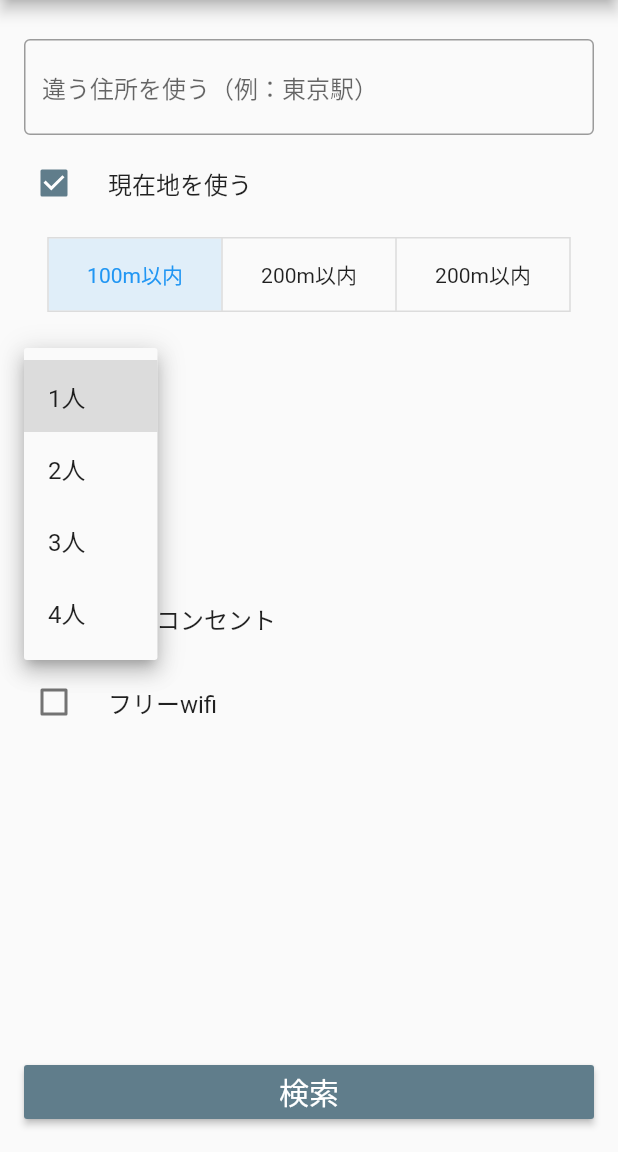
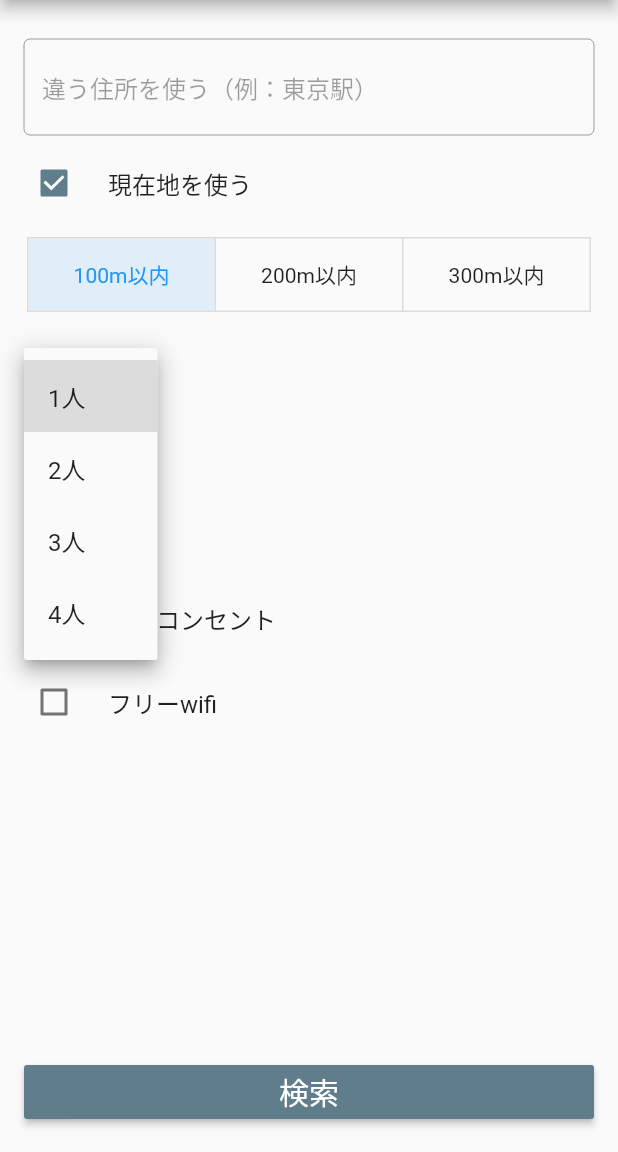
Before and after one commit to Nillong/ready_now_flutter, a Flutter app: the screen it shows after launch, after a tap on "1人", on a phone screen of 412 x 824 dp, the part 84-1236 px from its top. Run offline on Flutter 3.47's test engine with Material 2 defaults, Android fonts, the phone set to English and light mode, and no system bars; drawn by our look-alikes of flutter_typeahead; our stand-ins replace cloud_firestore, device_info, google_maps_flutter, location; accounts and stored records are empty.

```diff
--- a/lib/main.dart
+++ b/lib/main.dart
@@ -1,23 +1,44 @@
+import 'dart:async';
+
 import 'package:flutter/material.dart';
 import 'package:flutter_typeahead/flutter_typeahead.dart';
+import 'package:ready_now_demo/service/setting_manager.dart';
+import 'package:ready_now_demo/service/user_info_manager.dart';
 import 'map/google_maps.dart';
+import 'package:url_launcher/url_launcher.dart';
 
 void main() => runApp(MyApp());
 
 class ReadyNowState extends State<ReadyNow> {
 
-  bool _isUseHere = true;
-  List<String> _numOfPeopleList =  <String>['1人', '2人', '3人', '4人'];
+  static List<String> _numOfPeopleList =  <String>['1人', '2人', '3人', '4人'];
+  static List<bool> selectGpsArea = [true, false, false];
+
   String _numOfPeopleValue = '1人';
 
+  bool _isUseHere = true;
   bool _optPlug = false;
   bool _optWifi = false;
-  var selectGpsArea = [true, false, false];
 
   Color themeColor = Colors.blueGrey;
 
+  UserInfoManager userInfo = UserInfoManager.instance;
+  CommonSettingManager settingManager = CommonSettingManager.instance;
+  Timer feedbackTimer;
+
+  @override
+  void initState(){
+    //アプリ起動時に一度だけ実行される
+    _showFeedBackDialog();
+  }
+
+  void didPop() {
+    debugPrint("didPop ${runtimeType}");
+  }
+
   @override
   Widget build(BuildContext context) {
+    final Size size = MediaQuery.of(context).size;
     return Scaffold(
       appBar: AppBar(
         title: Text('カフェ検索'),
@@ -37,7 +58,7 @@ class ReadyNowState extends State<ReadyNow> {
                       padding: EdgeInsets.fromLTRB(16.0, 16.0, 16.0, 4.0),
                       child: TypeAheadField(
                         textFieldConfiguration: TextFieldConfiguration(
-                            autofocus: true,
+                          enabled: !_isUseHere,
                           decoration: InputDecoration(
                               border: OutlineInputBorder(),
                               hintText: '違う住所を使う（例：東京駅）',
@@ -63,23 +84,22 @@ class ReadyNowState extends State<ReadyNow> {
                       value: _isUseHere,
                       controlAffinity: ListTileControlAffinity.leading,
                     ),
-                    Container(
-                      margin: EdgeInsets.fromLTRB(0, 8.0, 0, 0),
-                      child: ToggleButtons(
+                    SizedBox(height: 8.0,),
+                    ToggleButtons(
                       children: [
                         Container(
                           child: Text('100m以内'),
-                            width: 115,
+                          width: (size.width - 40) / 3,
                           alignment: Alignment.center,
                         ),
                         Container(
                           child: Text('200m以内'),
-                            width: 115,
+                          width: (size.width - 40) / 3,
                           alignment: Alignment.center,
                         ),
                         Container(
-                            child: Text('200m以内'),
-                            width: 115,
+                          child: Text('300m以内'),
+                          width: (size.width - 40) / 3,
                           alignment: Alignment.center,
                         ),
                       ],
@@ -95,7 +115,6 @@ class ReadyNowState extends State<ReadyNow> {
                         });
                       },
                       isSelected: selectGpsArea,
-                      ),
                     ),
                     Container(
                       padding: EdgeInsets.all(32.0),
@@ -173,7 +192,56 @@ class ReadyNowState extends State<ReadyNow> {
     );
   }
 
+  _showFeedBackDialog(){
+    feedbackTimer = new Timer(new Duration(seconds: 1), (){
+      if (userInfo.shouldAnswerFeedBack()){
+        _showDialog();
+      }
+    });
+  }
+
+  void _showDialog() {
+    // flutter defined function
+    showDialog(
+      context: context,
+      builder: (context) {
+        // return object of type Dialog
+        return AlertDialog(
+          title: new Text("いつもご利用いただきありがとうございます"),
+          content: new Text("品質向上のためアンケートにご協力ください。"),
+          actions: <Widget>[
+            // usually buttons at the bottom of the dialog
+            new FlatButton(
+              child: new Text("あとで回答する"),
+              onPressed: () {
+                Navigator.of(context).pop();
+              },
+            ),
+            new FlatButton(
+              child: new Text("今すぐ回答する"),
+              onPressed: () {
+                _openFeedBackForm();
+              },
+            ),
+          ],
+        );
+      },
+    );
+  }
+
+  void _openFeedBackForm(){
+    String url = settingManager.getValue(CommonSettingDocId.feedback, 'url');
+    launch(url).then((e){
+      if (e){
+        userInfo.clickFeedBacked();
+        Navigator.of(context).pop();
+      }
+    });
+  }
+
   void _searchMap(){
+    feedbackTimer.cancel();
+    userInfo.updateSearchCount();
     Navigator.of(context).push(
       MaterialPageRoute<void>(
           builder: (BuildContext context) {
--- /dev/null
+++ b/lib/service/setting_manager.dart
@@ -0,0 +1,47 @@
+import 'package:device_info/device_info.dart';
+import 'package:cloud_firestore/cloud_firestore.dart';
+
+class CommonSettingManager {
+
+  Map<CommonSettingDocId, Map<String, dynamic>> result = new Map<CommonSettingDocId, Map<String, dynamic>>();
+  static final CommonSettingManager instance = new CommonSettingManager();
+
+  CommonSettingManager() {
+    _setSettings();
+  }
+
+  void _setSettings() async {
+    QuerySnapshot querySnapshot = await Firestore.instance.collection("commonSettings").getDocuments();
+    querySnapshot.documents.forEach((f){
+      CommonSettingDocId id = CommonSettingHelper.getDocId(f.documentID);
+      if (id != null){
+        this.result[id] = f.data;
+      }
+    });
+  }
+
+  dynamic getValue(CommonSettingDocId id, String key){
+    Map<String, dynamic> map = this.result[id];
+    if (map != null && map.containsKey(key)){
+      return map[key];
+    }
+    return null;
+  }
+}
+
+enum CommonSettingDocId {
+  feedback,
+}
+
+class CommonSettingHelper{
+
+  static CommonSettingDocId getDocId(String value){
+    switch(value){
+      case 'feedback':
+        return CommonSettingDocId.feedback;
+      default:
+        return null;
+    }
+  }
+
+}
--- /dev/null
+++ b/lib/service/user_info_manager.dart
@@ -0,0 +1,158 @@
+import 'package:device_info/device_info.dart';
+import 'package:cloud_firestore/cloud_firestore.dart';
+import 'package:intl/intl.dart';
+
+class UserInfoManager{
+
+  static final USER_STATUS = 'userStatus';
+  static final USER_LOG = 'userLog';
+
+  String deviceId = null;
+  int searchCount = null;
+  FeedBackStatus feedBackStatus = null;
+
+  Future<Stream<DocumentSnapshot>> userStatus;
+
+  static final UserInfoManager instance = new UserInfoManager();
+
+  UserInfoManager(){
+    _getDeviceId().then((info){
+      this.deviceId = info.androidId;
+      _setUserStatus();
+    });
+  }
+
+  Future<AndroidDeviceInfo> _getDeviceId() async{
+    DeviceInfoPlugin deviceInfo = DeviceInfoPlugin();
+    return await deviceInfo.androidInfo;
+  }
+
+  void _setUserStatus() async{
+    this.userStatus = _getUserStatus();
+    userStatus.then((snapshots){
+      snapshots.listen((doc){
+        if(doc.data != null && doc.data.length > 0){
+          Map<String, dynamic> data = doc.data;
+          this.searchCount = data['searchCount'];
+          this.feedBackStatus = FeedBackStatusHelper.getStatus(data['feedBackStatus']);
+        }else{
+          this.searchCount = 0;
+          this.feedBackStatus = FeedBackStatusHelper.getStatus(0);
+        }
+      });
+    });
+  }
+
+  Future<Stream<DocumentSnapshot>> _getUserStatus() async {
+    return await Firestore.instance.collection(USER_STATUS).document(this.deviceId).snapshots();
+  }
+
+  bool shouldAnswerFeedBack(){
+    if (this.feedBackStatus == FeedBackStatus.none && this.searchCount >= 3){
+      return true;
+    }
+    return false;
+  }
+
+  void clickFeedBacked(){
+    feedBackStatus = FeedBackStatus.feedBacked;
+    _uploadStatus(deviceId, this.searchCount, FeedBackStatusHelper.getValue(feedBackStatus));
+  }
+
+ void updateSearchCount(){
+    if (this.deviceId != null){
+      if (searchCount > 0){
+        int count = searchCount + 1;
+        this._uploadStatus(deviceId, count, FeedBackStatusHelper.getValue(this.feedBackStatus));
+      }else{
+        this._createStatus(deviceId, 1, FeedBackStatusHelper.getValue(this.feedBackStatus));
+      }
+    }
+  }
+
+  void _uploadStatus(String deviceId, int searchCount, int feedBackStatusValue) async {
+    await Firestore.instance
+        .collection(USER_STATUS)
+        .document(deviceId)
+        .updateData({"searchCount": searchCount, "feedBackStatus" : feedBackStatusValue});
+  }
+
+  void _createStatus(String deviceId, int searchCount, int feedBackStatusValue) async {
+    await Firestore.instance
+        .collection(USER_STATUS)
+        .document(deviceId)
+        .setData({"searchCount": searchCount, "feedBackStatus" : feedBackStatusValue});
+  }
+
+  void _createOperationLog(UserOperation operation) async {
+    String ope = UserOperationHelper.getValue(operation);
+    DateTime now = DateTime.now();
+    String date = new DateFormat("yyyy.MM.dd (EEE) HH:mm:ss").format(now);
+    await Firestore.instance
+        .collection(USER_LOG)
+        .document((now.millisecondsSinceEpoch).toString() + " - " + deviceId)
+        .setData({"operation": ope, "dateTime": date});
+  }
+}
+
+enum UserOperation {
+  openApp,
+  openMap,
+  clickMapPoint,
+  openFeedBackUrl,
+  clickFeedBackLater,
+}
+
+class UserOperationHelper {
+  static String getValue(UserOperation status) {
+    switch (status) {
+      case UserOperation.openApp:
+        return 'アプリを開く';
+      case UserOperation.openMap:
+        return 'マップを開く';
+      case UserOperation.clickMapPoint:
+        return 'カフェを選択';
+      case UserOperation.openFeedBackUrl:
+        return 'FeedBackのURLを開く';
+      case UserOperation.clickFeedBackLater:
+        return 'FeedBackを後で行う';
+      default:
+        return '';
+    }
+  }
+}
+
+enum FeedBackStatus {
+  none,
+  feedBacked,
+  neverDisplay
+}
+
+class FeedBackStatusHelper{
+  static int getValue(FeedBackStatus status){
+    switch(status){
+      case FeedBackStatus.none:
+        return 0;
+      case FeedBackStatus.feedBacked:
+        return 1;
+      case FeedBackStatus.neverDisplay:
+        return 9;
+      default:
+        return 0;
+    }
+  }
+
+  static FeedBackStatus getStatus(int value){
+    switch(value){
+      case 0:
+        return FeedBackStatus.none;
+      case 1:
+        return FeedBackStatus.feedBacked;
+      case 9:
+        return FeedBackStatus.neverDisplay;
+      default:
+        return FeedBackStatus.none;
+    }
+  }
+
+}
--- a/pubspec.yaml
+++ b/pubspec.yaml
@@ -29,6 +29,8 @@ dependencies:
   firebase_core: ^0.4.0+9  # add dependency for Firebase Core
   cloud_firestore: ^0.12.9+6
   intl: 0.16.0
+  device_info: ^0.4.0+2
+  url_launcher: ^5.2.5
 
 dev_dependencies:
   flutter_test:
```
Also changed, not shown: lib/map/google_maps.dart (+13 -8 lines), pubspec.lock. Lines whose indentation alone changed are shown as unchanged.
